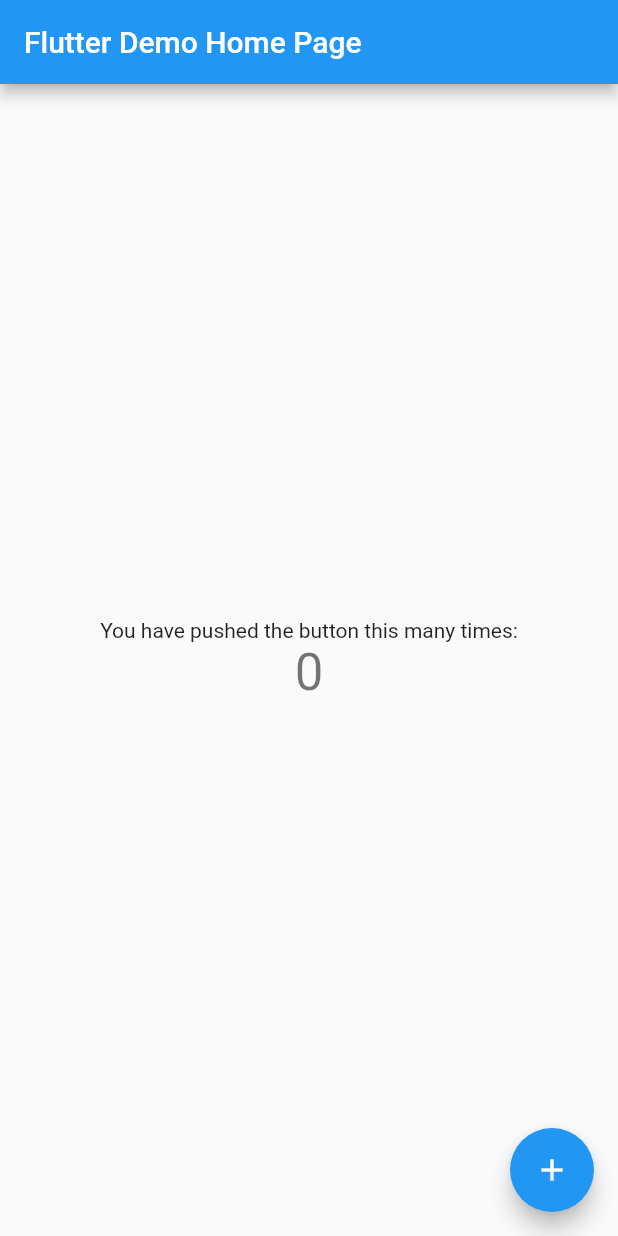
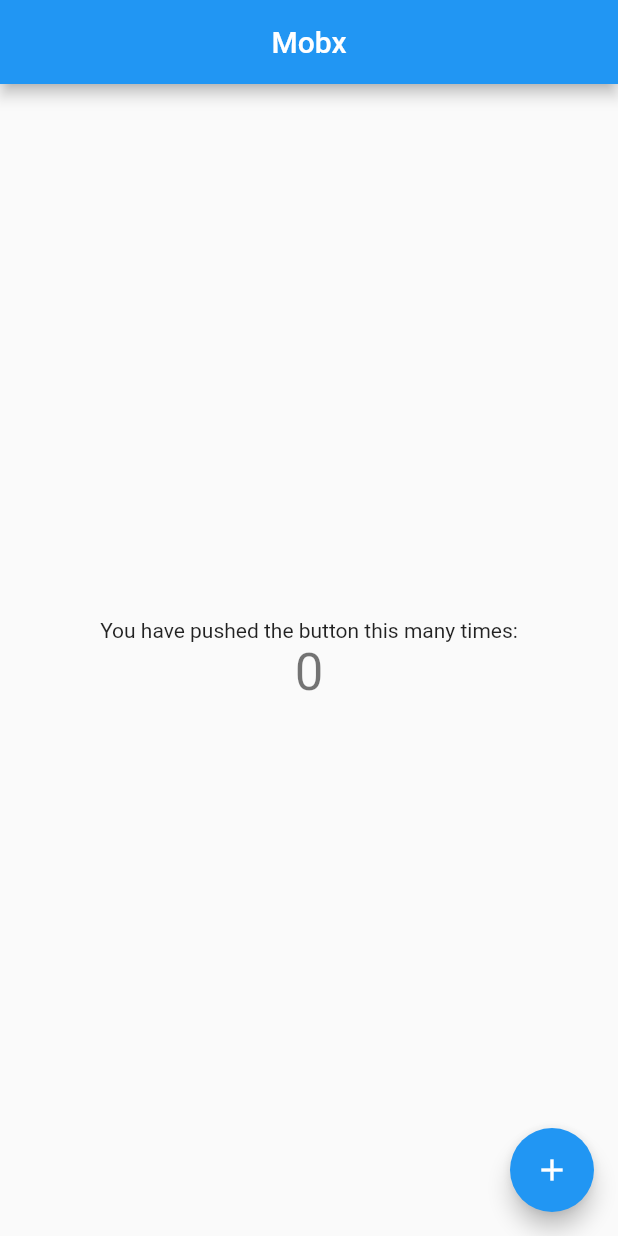
Before and after one commit to tonypereiramelo/mobx_study, a Flutter app: the screen it shows after launch, on a phone screen of 412 x 824 dp. Run offline on Flutter 3.47's test engine with Material 2 defaults, Android fonts, the phone set to English and light mode, and no system bars; our stand-ins replace flutter_mobx, mobx.

```diff
--- a/lib/main.dart
+++ b/lib/main.dart
@@ -14,27 +14,22 @@ class MyApp extends StatelessWidget {
       theme: ThemeData(
         primarySwatch: Colors.blue,
       ),
-      home: MyHomePage(title: 'Flutter Demo Home Page'),
+      home: MyHomePage(),
     );
   }
 }
 
-class MyHomePage extends StatefulWidget {
-  MyHomePage({Key? key, required this.title}) : super(key: key);
-  final String title;
+class MyHomePage extends StatelessWidget {
+  MyHomePage({Key? key}) : super(key: key);
 
-  @override
-  _MyHomePageState createState() => _MyHomePageState();
-}
-
-class _MyHomePageState extends State<MyHomePage> {
-  CounterMobx counter = CounterMobx();
+  final CounterMobx counter = CounterMobx();
 
   @override
   Widget build(BuildContext context) {
     return Scaffold(
       appBar: AppBar(
-        title: Text(widget.title),
+        title: Text('Mobx'),
+        centerTitle: true,
       ),
       body: Center(
         child: Column(
```
